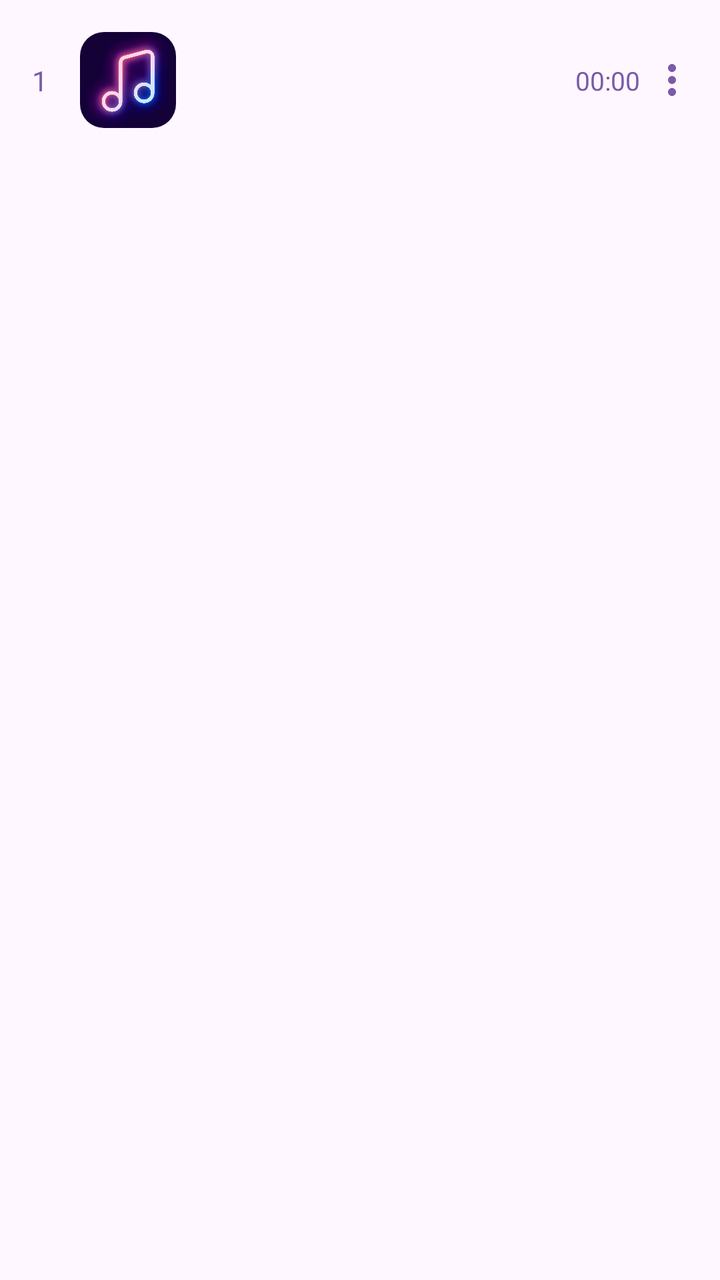
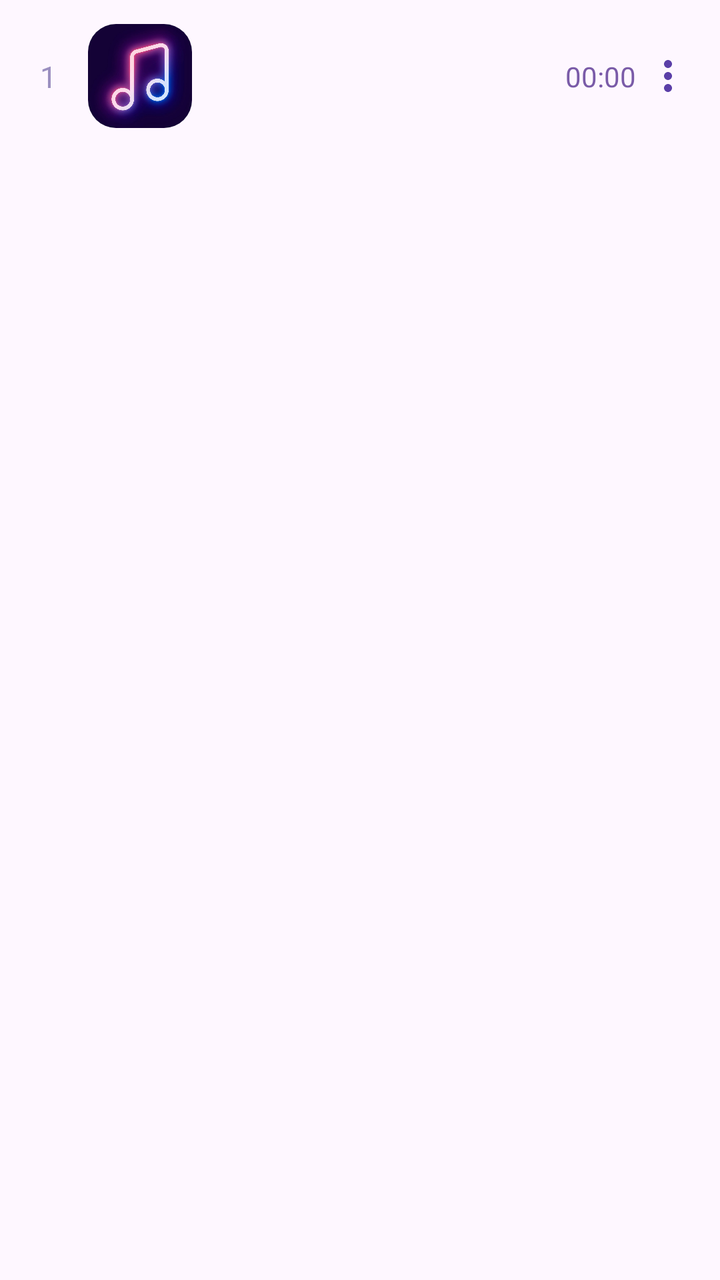

Screens rendered from an Android XML layout before and after an edit, with the pre-edit source and the edit as a unified diff.
<!-- AndroidManifest.xml: application theme Theme.LocalMusic -->
<!-- res/layout/item_queue.xml -->
<?xml version="1.0" encoding="utf-8"?>
<androidx.constraintlayout.widget.ConstraintLayout xmlns:android="http://schemas.android.com/apk/res/android"
    xmlns:app="http://schemas.android.com/apk/res-auto"
    android:layout_width="match_parent"
    android:layout_height="wrap_content"
    android:paddingVertical="8dp">

    <androidx.constraintlayout.widget.ConstraintLayout
        android:id="@+id/itemContainer"
        android:layout_width="match_parent"
        android:layout_height="wrap_content"
        android:background="@android:color/transparent"
        android:padding="8dp">

        <TextView
            android:id="@+id/tvIndex"
            android:layout_width="24dp"
            android:layout_height="wrap_content"
            android:gravity="center"
            android:text="1"
            android:textColor="#7A5BA8"
            android:textSize="14sp"
            app:layout_constraintBottom_toBottomOf="parent"
            app:layout_constraintStart_toStartOf="parent"
            app:layout_constraintTop_toTopOf="parent" />

        <androidx.cardview.widget.CardView
            android:id="@+id/cardThumbnail"
            android:layout_width="48dp"
            android:layout_height="48dp"
            android:layout_marginStart="8dp"
            app:cardCornerRadius="12dp"
            app:cardElevation="0dp"
            app:layout_constraintBottom_toBottomOf="parent"
            app:layout_constraintStart_toEndOf="@id/tvIndex"
            app:layout_constraintTop_toTopOf="parent">

            <ImageView
                android:id="@+id/ivQueueThumbnail"
                android:layout_width="match_parent"
                android:layout_height="match_parent"
                android:scaleType="centerCrop"
                android:src="@drawable/bg_cover_default" />
        </androidx.cardview.widget.CardView>

        <LinearLayout
            android:layout_width="0dp"
            android:layout_height="wrap_content"
            android:layout_marginStart="12dp"
            android:layout_marginEnd="8dp"
            android:orientation="vertical"
            app:layout_constraintBottom_toBottomOf="@id/cardThumbnail"
            app:layout_constraintEnd_toStartOf="@id/tvDuration"
            app:layout_constraintStart_toEndOf="@id/cardThumbnail"
            app:layout_constraintTop_toTopOf="@id/cardThumbnail">

            <TextView
                android:id="@+id/tvQueueItemTitle"
                android:layout_width="match_parent"
                android:layout_height="wrap_content"
                android:ellipsize="end"
                android:maxLines="1"
                android:textColor="#1F1B2E"
                android:textSize="15sp"
                android:textStyle="bold" />

            <TextView
                android:id="@+id/tvQueueItemArtist"
                android:layout_width="match_parent"
                android:layout_height="wrap_content"
                android:layout_marginTop="2dp"
                android:ellipsize="end"
                android:maxLines="1"
                android:textColor="#7A5BA8"
                android:textSize="13sp" />
        </LinearLayout>

        <ImageView
            android:id="@+id/ivPlayingIcon"
            android:layout_width="24dp"
            android:layout_height="24dp"
            android:src="@drawable/ic_graphic_eq"
            android:visibility="gone"
            app:layout_constraintBottom_toBottomOf="parent"
            app:layout_constraintEnd_toStartOf="@id/tvDuration"
            app:layout_constraintTop_toTopOf="parent"
            app:tint="#7C3AED" />

        <TextView
            android:id="@+id/tvDuration"
            android:layout_width="wrap_content"
            android:layout_height="wrap_content"
            android:text="00:00"
            android:textColor="#7A5BA8"
            android:textSize="13sp"
            app:layout_constraintBottom_toBottomOf="parent"
            app:layout_constraintEnd_toStartOf="@id/btnQueueMore"
            app:layout_constraintTop_toTopOf="parent" />

        <ImageView
            android:id="@+id/btnQueueMore"
            android:layout_width="32dp"
            android:layout_height="48dp"
            android:background="?attr/selectableItemBackgroundBorderless"
            android:padding="4dp"
            android:src="@drawable/ic_more_vert"
            app:layout_constraintBottom_toBottomOf="parent"
            app:layout_constraintEnd_toEndOf="parent"
            app:layout_constraintTop_toTopOf="parent"
            app:tint="#7A5BA8" />

    </androidx.constraintlayout.widget.ConstraintLayout>
</androidx.constraintlayout.widget.ConstraintLayout>
<!-- resources referenced by this layout -->
<resources>
  <!-- drawable bg_cover_default: png bitmap (drawable, 24228 bytes) -->
  <!-- drawable ic_graphic_eq (drawable) -->
  <vector xmlns:android="http://schemas.android.com/apk/res/android"
      android:width="24dp"
      android:height="24dp"
      android:viewportWidth="24"
      android:viewportHeight="24">
    <path
        android:fillColor="#000000"
        android:pathData="M7,18h2V6H7v12zM11,22h2V2h-2v20zM3,14h2v-4H3v4zM15,18h2V6h-2v12zM19,10v4h2v-4h-2z"/>
  </vector>
  <!-- drawable ic_more_vert (drawable) -->
  <vector xmlns:android="http://schemas.android.com/apk/res/android"
      android:width="24dp"
      android:height="24dp"
      android:viewportWidth="24"
      android:viewportHeight="24">
      <path
          android:fillColor="#5E35B1"
          android:pathData="M12,8c1.1,0 2,-0.9 2,-2s-0.9,-2 -2,-2 -2,0.9 -2,2 0.9,2 2,2zM12,10c-1.1,0 -2,0.9 -2,2s0.9,2 2,2 2,-0.9 2,-2 -0.9,-2 -2,-2zM12,16c-1.1,0 -2,0.9 -2,2s0.9,2 2,2 2,-0.9 2,-2 -0.9,-2 -2,-2z" />
  </vector>
  <style name="Theme.LocalMusic" parent="Theme.Material3.Light.NoActionBar">
          <item name="android:statusBarColor">@color/white</item>
          <item name="android:windowLightStatusBar">true</item>
          <item name="android:windowSplashScreenBackground">#000000</item>
          <item name="android:windowSplashScreenAnimatedIcon">@drawable/logo</item>
      </style>
  <color name="white">#FFFFFF</color>
  <!-- drawable logo: png bitmap (drawable, 12334 bytes) -->
</resources>

<!-- the commit's change to res/layout/item_queue.xml (unified diff, before → after) -->
@@ -3,33 +3,36 @@
     xmlns:app="http://schemas.android.com/apk/res-auto"
     android:layout_width="match_parent"
     android:layout_height="wrap_content"
-    android:paddingVertical="8dp">
+    android:paddingVertical="4dp">
 
     <androidx.constraintlayout.widget.ConstraintLayout
         android:id="@+id/itemContainer"
         android:layout_width="match_parent"
         android:layout_height="wrap_content"
         android:background="@android:color/transparent"
-        android:padding="8dp">
+        android:paddingHorizontal="10dp"
+        android:paddingVertical="8dp">
 
+        
         <TextView
             android:id="@+id/tvIndex"
-            android:layout_width="24dp"
+            android:layout_width="28dp"
             android:layout_height="wrap_content"
             android:gravity="center"
             android:text="1"
-            android:textColor="#7A5BA8"
-            android:textSize="14sp"
+            android:textColor="#9B8FC0"
+            android:textSize="15sp"
             app:layout_constraintBottom_toBottomOf="parent"
             app:layout_constraintStart_toStartOf="parent"
             app:layout_constraintTop_toTopOf="parent" />
 
+        
         <androidx.cardview.widget.CardView
             android:id="@+id/cardThumbnail"
-            android:layout_width="48dp"
-            android:layout_height="48dp"
-            android:layout_marginStart="8dp"
-            app:cardCornerRadius="12dp"
+            android:layout_width="52dp"
+            android:layout_height="52dp"
+            android:layout_marginStart="6dp"
+            app:cardCornerRadius="14dp"
             app:cardElevation="0dp"
             app:layout_constraintBottom_toBottomOf="parent"
             app:layout_constraintStart_toEndOf="@id/tvIndex"
@@ -43,6 +46,7 @@
                 android:src="@drawable/bg_cover_default" />
         </androidx.cardview.widget.CardView>
 
+        
         <LinearLayout
             android:layout_width="0dp"
             android:layout_height="wrap_content"
@@ -59,10 +63,10 @@
                 android:layout_width="match_parent"
                 android:layout_height="wrap_content"
                 android:ellipsize="end"
+                android:fontFamily="sans-serif-medium"
                 android:maxLines="1"
                 android:textColor="#1F1B2E"
-                android:textSize="15sp"
-                android:textStyle="bold" />
+                android:textSize="16sp" />
 
             <TextView
                 android:id="@+id/tvQueueItemArtist"
@@ -75,28 +79,32 @@
                 android:textSize="13sp" />
         </LinearLayout>
 
+        
         <ImageView
             android:id="@+id/ivPlayingIcon"
-            android:layout_width="24dp"
-            android:layout_height="24dp"
-            android:src="@drawable/ic_graphic_eq"
+            android:layout_width="26dp"
+            android:layout_height="26dp"
+            android:layout_marginEnd="12dp"
+            android:src="@drawable/ic_eq_bars"
             android:visibility="gone"
             app:layout_constraintBottom_toBottomOf="parent"
-            app:layout_constraintEnd_toStartOf="@id/tvDuration"
+            app:layout_constraintEnd_toEndOf="parent"
             app:layout_constraintTop_toTopOf="parent"
             app:tint="#7C3AED" />
 
+        
         <TextView
             android:id="@+id/tvDuration"
             android:layout_width="wrap_content"
             android:layout_height="wrap_content"
             android:text="00:00"
             android:textColor="#7A5BA8"
-            android:textSize="13sp"
+            android:textSize="14sp"
             app:layout_constraintBottom_toBottomOf="parent"
             app:layout_constraintEnd_toStartOf="@id/btnQueueMore"
             app:layout_constraintTop_toTopOf="parent" />
 
+        
         <ImageView
             android:id="@+id/btnQueueMore"
             android:layout_width="32dp"
@@ -107,7 +115,7 @@
             app:layout_constraintBottom_toBottomOf="parent"
             app:layout_constraintEnd_toEndOf="parent"
             app:layout_constraintTop_toTopOf="parent"
-            app:tint="#7A5BA8" />
+            app:tint="#5B3FA8" />
 
     </androidx.constraintlayout.widget.ConstraintLayout>
 </androidx.constraintlayout.widget.ConstraintLayout>
<!-- resource entries referenced after the edit -->
@@ -1,15 +1,18 @@
 <!-- resources referenced by this layout -->
 <resources>
   <!-- drawable bg_cover_default: png bitmap (drawable, 24228 bytes) -->
-  <!-- drawable ic_graphic_eq (drawable) -->
+  <!-- drawable ic_eq_bars (drawable) -->
   <vector xmlns:android="http://schemas.android.com/apk/res/android"
       android:width="24dp"
       android:height="24dp"
       android:viewportWidth="24"
       android:viewportHeight="24">
-    <path
-        android:fillColor="#000000"
-        android:pathData="M7,18h2V6H7v12zM11,22h2V2h-2v20zM3,14h2v-4H3v4zM15,18h2V6h-2v12zM19,10v4h2v-4h-2z"/>
+      
+      <path
+          android:pathData="M6,9.5 V14.5 M12,5.5 V18.5 M18,8.5 V15.5"
+          android:strokeColor="#000000"
+          android:strokeWidth="3"
+          android:strokeLineCap="round" />
   </vector>
   <!-- drawable ic_more_vert (drawable) -->
   <vector xmlns:android="http://schemas.android.com/apk/res/android"
